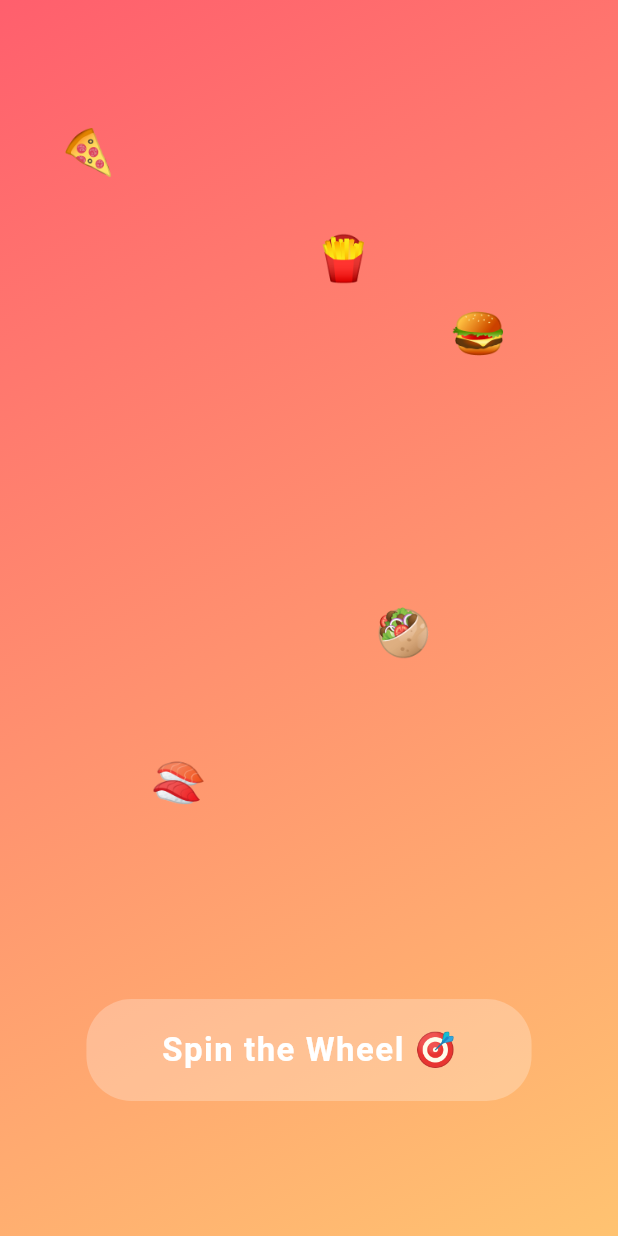
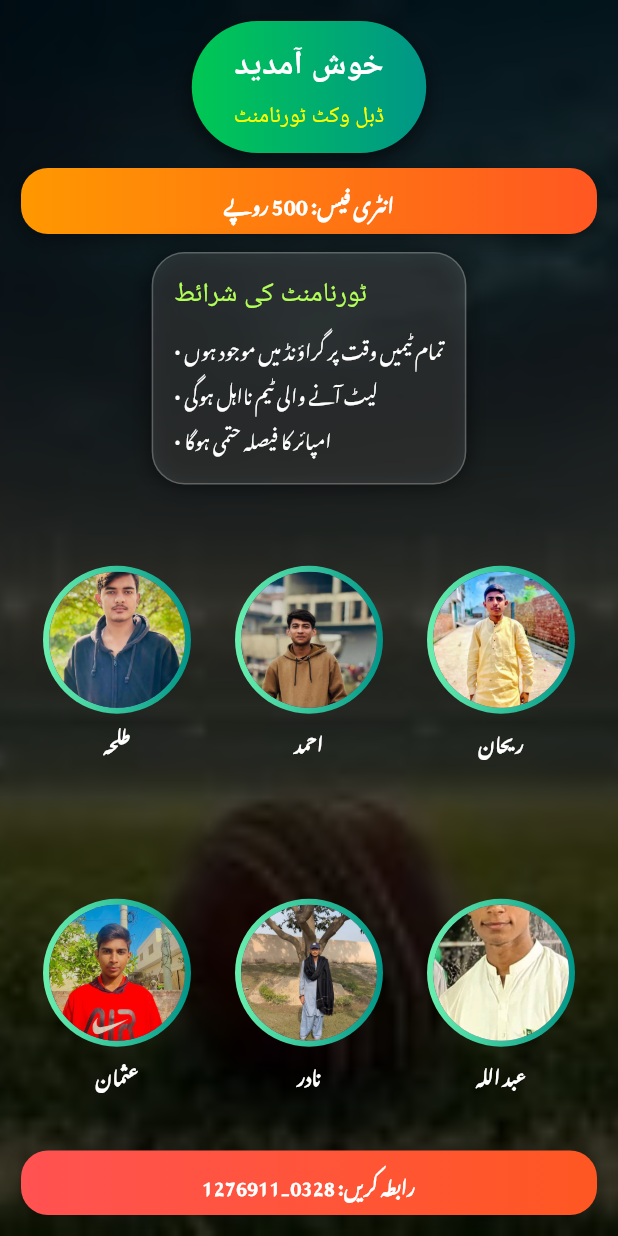
Before and after one commit to AliAyyanCoder105/ecommerece, a Flutter app: the screen it shows after launch, on a phone screen of 412 x 824 dp. Run offline on Flutter 3.47's test engine with Material 3 defaults, Android fonts, the phone set to English and light mode, and no system bars; our stand-ins replace google_fonts; Roboto replaces fonts that are missing (Amiri, Poppins).

```diff
--- a/lib/main.dart
+++ b/lib/main.dart
@@ -1,263 +1,216 @@
 import 'package:flutter/material.dart';
-import 'dart:math';
+import 'package:google_fonts/google_fonts.dart';
 
 void main() {
-  runApp(const FoodPickerApp());
+  runApp(const MyApp());
 }
 
-class FoodPickerApp extends StatelessWidget {
-  const FoodPickerApp({super.key});
+class Player {
+  final String name;
+  final String image;
+  const Player({required this.name, required this.image});
+}
+
+class MyApp extends StatelessWidget {
+  const MyApp({super.key});
 
   @override
   Widget build(BuildContext context) {
     return MaterialApp(
       debugShowCheckedModeBanner: false,
-      theme: ThemeData(fontFamily: "Poppins"),
-      home: const FoodHome(),
+      theme: ThemeData.dark().copyWith(
+        scaffoldBackgroundColor: Colors.black,
+      ),
+      home: const TournamentMobilePage(),
     );
   }
 }
 
-class FoodHome extends StatefulWidget {
-  const FoodHome({super.key});
+class TournamentMobilePage extends StatelessWidget {
+  const TournamentMobilePage({super.key});
+
+  final List<Player> players = const [
+    Player(name: "طلحہ", image: "assets/images/talha.png"),
+    Player(name: "احمد", image: "assets/images/bagi.png"),
+    Player(name: "ریحان", image: "assets/images/rehan.png"),
+    Player(name: "عثمان", image: "assets/images/usman.png"),
+    Player(name: "نادر", image: "assets/images/nadir.png"),
+    Player(name: "عبد اللہ", image: "assets/images/p6.png"),
+  ];
 
   @override
-  State<FoodHome> createState() => _FoodHomeState();
-}
+  Widget build(BuildContext context) {
+    final size = MediaQuery.of(context).size;
 
-class _FoodHomeState extends State<FoodHome>
-    with SingleTickerProviderStateMixin {
-  final List<Map<String, String>> foods = List.generate(40, (i) {
-    final allFoods = [
-      ["Biryani", "🍛"],
-      ["Zinger Burger", "🍔"],
-      ["Chicken Karahi", "🍗"],
-      ["Pizza", "🍕"],
-      ["Fries", "🍟"],
-      ["Shawarma", "🥙"],
-      ["Pasta Alfredo", "🍝"],
-      ["Steak", "🥩"],
-      ["Noodles", "🍜"],
-      ["Sushi", "🍣"],
-      ["Tacos", "🌮"],
-      ["Qorma", "🍲"],
-      ["Paratha Roll", "🌯"],
-      ["BBQ Tikka", "🍖"],
-      ["Ice Cream", "🍨"],
-      ["Cold Coffee", "🥤"],
-      ["Daal Chawal", "🍚"],
-      ["Gol Gappay", "🥟"],
-      ["Milkshake", "🍧"],
-      ["Donuts", "🍩"],
-      ["Fried Fish", "🐟"],
-      ["Mutton Karahi", "🍖"],
-      ["Aloo Ke Parathay", "🥘"],
-      ["Momos", "🥟"],
-      ["Veg Salad", "🥗"],
-      ["Halwa Puri", "🍥"],
-      ["Kebab Platter", "🍢"],
-      ["Broast", "🍗"],
-      ["Lemonade", "🍋"],
-      ["Chocolate Cake", "🍰"],
-    ];
-    return {
-      "name": allFoods[i % allFoods.length][0],
-      "emoji": allFoods[i % allFoods.length][1],
-    };
-  });
+    return Scaffold(
+      body: Stack(
+        children: [
+          /// BACKGROUND
+          Container(
+            decoration: const BoxDecoration(
+              image: DecorationImage(
+                image: AssetImage("assets/images/background.png"),
+                fit: BoxFit.cover,
+              ),
+            ),
+          ),
+          Container(color: Colors.black.withOpacity(0.75)),
 
-  String selectedFood = "";
-  String selectedEmoji = "";
-
-  late AnimationController spinController;
-
-  @override
-  void initState() {
-    super.initState();
-    spinController = AnimationController(
-      vsync: this,
-      duration: const Duration(milliseconds: 1000),
-    );
-  }
-
-  void spin() {
-    spinController.forward(from: 0);
-
-    final random = Random();
-    final item = foods[random.nextInt(foods.length)];
-
-    setState(() {
-      selectedFood = item["name"]!;
-      selectedEmoji = item["emoji"]!;
-    });
-
-    Future.delayed(const Duration(milliseconds: 900), () {
-      showResultDialog();
-    });
-  }
-
-  void showResultDialog() {
-    showDialog(
-      context: context,
-      barrierColor: Colors.black.withOpacity(0.4),
-      builder: (_) => ScaleTransition(
-        scale: CurvedAnimation(parent: spinController, curve: Curves.elasticOut),
-        child: Dialog(
-          backgroundColor: Colors.white.withOpacity(0.1),
-          shape: RoundedRectangleBorder(
-              borderRadius: BorderRadius.circular(30)),
-          child: Container(
-            padding: const EdgeInsets.all(25),
+          SafeArea(
+            child: Padding(
+              padding: const EdgeInsets.all(14),
+              child: Column(
+                children: [
+                  /// HEADER
+                  Container(
+                    padding: const EdgeInsets.symmetric(
+                        horizontal: 28, vertical: 14),
                     decoration: BoxDecoration(
-              borderRadius: BorderRadius.circular(30),
-              gradient: LinearGradient(
-                colors: [
-                  Colors.white.withOpacity(0.6),
-                  Colors.white.withOpacity(0.05)
-                ],
-                begin: Alignment.topLeft,
-                end: Alignment.bottomRight,
+                      gradient: const LinearGradient(
+                        colors: [Color(0xff00c853), Color(0xff009688)],
                       ),
-              border: Border.all(color: Colors.white.withOpacity(0.3)),
-              boxShadow: [
+                      borderRadius: BorderRadius.circular(50),
+                      boxShadow: const [
                         BoxShadow(
-                  color: Colors.pinkAccent.withOpacity(0.4),
-                  blurRadius: 30,
-                  spreadRadius: 2,
+                          color: Colors.black54,
+                          blurRadius: 12,
+                          offset: Offset(0, 6),
                         )
                       ],
                     ),
                     child: Column(
-              mainAxisSize: MainAxisSize.min,
                       children: [
-                const Text(
-                  "Your Fate",
-                  style: TextStyle(
-                      fontSize: 26,
+                        Text(
+                          "خوش آمدید",
+                          style: GoogleFonts.amiri(
+                            fontSize: 22,
                             color: Colors.white,
-                      fontWeight: FontWeight.bold),
+                            fontWeight: FontWeight.bold,
                           ),
+                        ),
+                        const SizedBox(height: 6),
+                        Text(
+                          "ڈبل وکٹ ٹورنامنٹ",
+                          style: GoogleFonts.amiri(
+                            fontSize: 15,
+                            color: Colors.yellowAccent,
+                          ),
+                        ),
+                      ],
+                    ),
+                  ),
+
                   const SizedBox(height: 10),
-                Text(
-                  "$selectedFood $selectedEmoji🔥",
-                  style: const TextStyle(
-                      fontSize: 34,
-                      color: Colors.white,
-                      fontWeight: FontWeight.w600),
-                  textAlign: TextAlign.center,
+
+                  /// ENTRY FEE
+                  Container(
+                    width: double.infinity,
+                    padding: const EdgeInsets.symmetric(vertical: 12),
+                    decoration: BoxDecoration(
+                      gradient: const LinearGradient(
+                        colors: [Colors.orange, Colors.deepOrange],
                       ),
-                const SizedBox(height: 25),
-                ElevatedButton(
-                  style: ElevatedButton.styleFrom(
-                    backgroundColor: Colors.black.withOpacity(0.6),
-                    shape: RoundedRectangleBorder(
-                        borderRadius: BorderRadius.circular(18)),
-                    padding: const EdgeInsets.symmetric(
-                        horizontal: 40, vertical: 14),
-                  ),
-                  onPressed: () => Navigator.pop(context),
-                  child: const Text("Spin Again"),
+                      borderRadius: BorderRadius.circular(18),
+                      boxShadow: const [
+                        BoxShadow(
+                          color: Colors.black38,
+                          blurRadius: 10,
+                          offset: Offset(0, 4),
                         )
                       ],
                     ),
-          ),
-        ),
-      ),
-    );
-  }
-
-  Widget floatingEmoji(double top, double left, String emoji) {
-    return Positioned(
-      top: top,
-      left: left,
-      child: AnimatedBuilder(
-        animation: spinController,
-        builder: (_, child) => Transform.rotate(
-          angle: spinController.value * 3,
-          child: child,
-        ),
                     child: Text(
-          emoji,
-          style: const TextStyle(fontSize: 30),
-        ),
-      ),
-    );
-  }
-
-  @override
-  Widget build(BuildContext context) {
-    return Scaffold(
-      body: Stack(
-        children: [
-          // ✨ Liquid Gradient Background
-          Container(
-            decoration: const BoxDecoration(
-              gradient: LinearGradient(
-                colors: [Color(0xffFF5F6D), Color(0xffFFC371)],
-                begin: Alignment.topLeft,
-                end: Alignment.bottomRight,
+                      "انٹری فیس: 500 روپے",
+                      textAlign: TextAlign.center,
+                      style: GoogleFonts.notoNastaliqUrdu(
+                        fontSize: 14,
+                        color: Colors.white,
+                        fontWeight: FontWeight.bold,
                       ),
                     ),
                   ),
 
-          floatingEmoji(80, 40, "🍕"),
-          floatingEmoji(200, 300, "🍔"),
-          floatingEmoji(500, 100, "🍣"),
-          floatingEmoji(400, 250, "🥙"),
-          floatingEmoji(150, 210, "🍟"),
+                  const SizedBox(height: 12),
 
-          Center(
-            child: ScaleTransition(
-              scale:
-              CurvedAnimation(parent: spinController, curve: Curves.easeOut),
-              child: Container(
-                padding: const EdgeInsets.all(60),
+                  /// RULES CARD
+                  Container(
+                    padding: const EdgeInsets.all(14),
                     decoration: BoxDecoration(
-                  shape: BoxShape.circle,
-                  gradient: RadialGradient(
-                    colors: [
-                      Colors.white.withOpacity(0.9),
-                      Colors.white.withOpacity(0.4)
-                    ],
-                  ),
-                  boxShadow: [
+                      borderRadius: BorderRadius.circular(22),
+                      color: Colors.white.withOpacity(0.12),
+                      border: Border.all(color: Colors.white24),
+                      boxShadow: const [
                         BoxShadow(
-                      color: Colors.white.withOpacity(0.6),
-                      blurRadius: 30,
-                      spreadRadius: 5,
+                          color: Colors.black54,
+                          blurRadius: 12,
                         )
                       ],
                     ),
-                child: const Text(
-                  "🍽️",
-                  style: TextStyle(fontSize: 70),
+                    child: Column(
+                      crossAxisAlignment: CrossAxisAlignment.start,
+                      children: [
+                        Text(
+                          "ٹورنامنٹ کی شرائط",
+                          style: GoogleFonts.amiri(
+                            fontSize: 18,
+                            color: Colors.lightGreenAccent,
+                          ),
+                        ),
+                        const SizedBox(height: 8),
+                        Text(
+                          "• تمام ٹیمیں وقت پر گراؤنڈ میں موجود ہوں\n"
+                              "• لیٹ آنے والی ٹیم نااہل ہوگی\n"
+                              "• امپائر کا فیصلہ حتمی ہوگا",
+                          style: GoogleFonts.notoNastaliqUrdu(
+                            fontSize: 13,
+                            height: 2,
+                            color: Colors.white,
+                          ),
+                        ),
+                      ],
+                    ),
+                  ),
+
+                  const SizedBox(height: 12),
+
+                  /// PLAYERS GRID
+                  Expanded(
+                    child: Column(
+                      children: [
+                        _playerRow(context, players.sublist(0, 3)),
+                        const SizedBox(height: 12),
+                        _playerRow(context, players.sublist(3, 6)),
+                      ],
+                    ),
+                  ),
+
+                  /// CONTACT
+                  Container(
+                    width: double.infinity,
+                    padding: const EdgeInsets.symmetric(vertical: 12),
+                    decoration: BoxDecoration(
+                      gradient: const LinearGradient(
+                        colors: [Colors.redAccent, Colors.deepOrange],
+                      ),
+                      borderRadius: BorderRadius.circular(18),
+                      boxShadow: const [
+                        BoxShadow(
+                          color: Colors.black38,
+                          blurRadius: 10,
+                        )
+                      ],
+                    ),
+                    child: Text(
+                      "رابطہ کریں: 0328‑1276911",
+                      textAlign: TextAlign.center,
+                      style: GoogleFonts.notoNastaliqUrdu(
+                        fontSize: 13,
+                        color: Colors.white,
+                        fontWeight: FontWeight.bold,
                       ),
                     ),
                   ),
-          ),
-
-          Align(
-            alignment: Alignment.bottomCenter,
-            child: Padding(
-              padding: const EdgeInsets.only(bottom: 90),
-              child: ElevatedButton(
-                style: ElevatedButton.styleFrom(
-                  backgroundColor: Colors.white.withOpacity(0.25),
-                  foregroundColor: Colors.white,
-                  padding: const EdgeInsets.symmetric(
-                      horizontal: 50, vertical: 18),
-                  shape: RoundedRectangleBorder(
-                      borderRadius: BorderRadius.circular(30)),
-                  elevation: 0,
-                ),
-                onPressed: spin,
-                child: const Text(
-                  "Spin the Wheel 🎯",
-                  style: TextStyle(
-                      fontSize: 22,
-                      fontWeight: FontWeight.bold,
-                      letterSpacing: 1),
-                ),
+                ],
               ),
             ),
           ),
@@ -265,4 +218,46 @@ class _FoodHomeState extends State<FoodHome>
       ),
     );
   }
+
+  /// PLAYER ROW
+  Widget _playerRow(BuildContext context, List<Player> rowPlayers) {
+    final width = MediaQuery.of(context).size.width;
+
+    return Expanded(
+      child: Row(
+        children: rowPlayers.map((player) {
+          return Expanded(
+            child: Column(
+              mainAxisAlignment: MainAxisAlignment.center,
+              children: [
+                Container(
+                  padding: const EdgeInsets.all(4),
+                  decoration: BoxDecoration(
+                    shape: BoxShape.circle,
+                    gradient: const LinearGradient(
+                      colors: [Colors.greenAccent, Colors.teal],
+                    ),
+                  ),
+                  child: CircleAvatar(
+                    radius: width * 0.11,
+                    backgroundImage: AssetImage(player.image),
+                  ),
+                ),
+                const SizedBox(height: 8),
+                Text(
+                  player.name,
+                  textAlign: TextAlign.center,
+                  style: GoogleFonts.notoNastaliqUrdu(
+                    fontSize: 13,
+                    color: Colors.white,
+                    fontWeight: FontWeight.w600,
+                  ),
+                ),
+              ],
+            ),
+          );
+        }).toList(),
+      ),
+    );
   }
+}
```
Also changed, not shown: assets/images/background.png (added), assets/images/bagi.png (added), assets/images/nadir.png (added), assets/images/p6.png (added), assets/images/rehan.png (added), assets/images/talha.png (added), assets/images/usman.png (added). Lines whose indentation alone changed are shown as unchanged.
